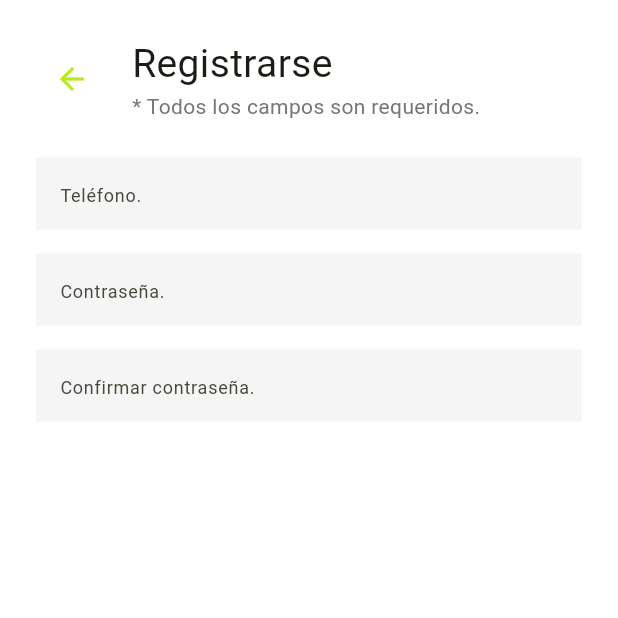
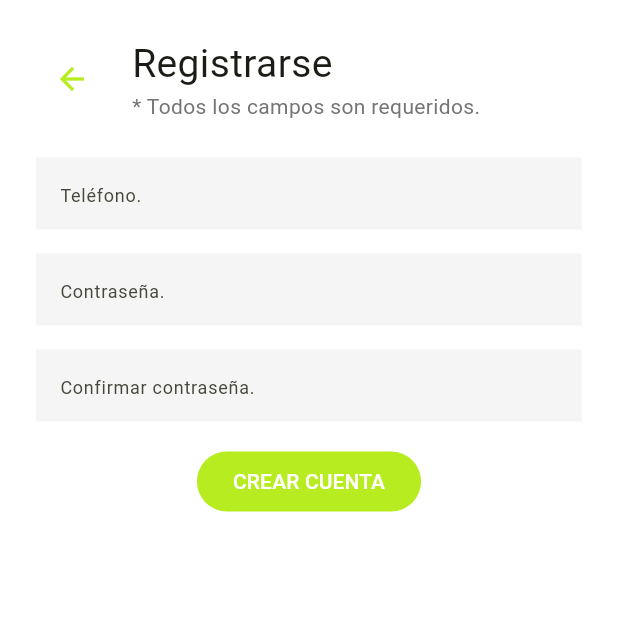
Before and after one commit to AngelPalomar/jugos_julia, a Flutter app: the screen it shows after launch, after a tap on "CREAR UNA CUENTA", on a phone screen of 412 x 824 dp, the top half of it. Run offline on Flutter 3.47's test engine with Material 3 defaults, Android fonts, the phone set to English and light mode, and no system bars; our stand-ins replace go_router.

Commit message:
Manejo de variables/estados.

```diff
--- a/lib/screens/public/login.dart
+++ b/lib/screens/public/login.dart
@@ -52,6 +52,7 @@ class _LoginState extends State<Login> {
               Column(
                 children: [
                   TextFormField(
+                    keyboardType: TextInputType.phone,
                     decoration: InputDecoration(
                       border: InputBorder.none,
                       filled: true,
@@ -63,6 +64,7 @@ class _LoginState extends State<Login> {
                   ),
                   const SizedBox(height: 16),
                   TextFormField(
+                    obscureText: true,
                     decoration: InputDecoration(
                       border: InputBorder.none,
                       filled: true,
--- a/lib/screens/public/signup.dart
+++ b/lib/screens/public/signup.dart
@@ -9,6 +9,11 @@ class Signup extends StatefulWidget {
 }
 
 class _SignupState extends State<Signup> {
+  final _signUpFormKey = GlobalKey<FormState>();
+  final phoneNumber = TextEditingController();
+  final password = TextEditingController();
+  final confirmPassword = TextEditingController();
+
   @override
   Widget build(BuildContext context) {
     Widget titleSection = Row(
@@ -42,9 +47,18 @@ class _SignupState extends State<Signup> {
     );
 
     Widget form = Form(
+      key: _signUpFormKey,
       child: Column(
         children: <Widget>[
           TextFormField(
+            controller: phoneNumber,
+            keyboardType: TextInputType.phone,
+            validator: (value) {
+              if (value == null || value.isEmpty) {
+                return 'Ingresa tu número celular.';
+              }
+              return null;
+            },
             decoration: InputDecoration(
               border: InputBorder.none,
               filled: true,
@@ -56,6 +70,16 @@ class _SignupState extends State<Signup> {
           ),
           const SizedBox(height: 16),
           TextFormField(
+            controller: password,
+            obscureText: true,
+            validator: (value) {
+              if (value == null || value.isEmpty) {
+                return 'Ingresa una contraseña';
+              } else if (value.length < 6) {
+                return 'Ingresa una contraseña de al menos 6 dígitos';
+              }
+              return null;
+            },
             decoration: InputDecoration(
               border: InputBorder.none,
               filled: true,
@@ -67,6 +91,15 @@ class _SignupState extends State<Signup> {
           ),
           const SizedBox(height: 16),
           TextFormField(
+            controller: confirmPassword,
+            obscureText: true,
+            validator: (value) {
+              if (value == null || value.isEmpty) {
+                return 'Confirma tu contraseña';
+              } else if (value != password.text) {
+                return 'Las contraseñas no coinciden.';
+              }
+            },
             decoration: InputDecoration(
               border: InputBorder.none,
               filled: true,
@@ -75,6 +108,20 @@ class _SignupState extends State<Signup> {
               hintText: "Confirmar contraseña.",
               hintStyle: const TextStyle(fontSize: 12),
             ),
+          ),
+          const SizedBox(height: 16),
+          FilledButton(
+            onPressed: () {
+              if (_signUpFormKey.currentState!.validate()) {
+                ScaffoldMessenger.of(context).showSnackBar(
+                  const SnackBar(content: Text('Processing Data')),
+                );
+              }
+            },
+            style: FilledButton.styleFrom(
+              backgroundColor: Theme.of(context).colorScheme.primary,
+            ),
+            child: const Text("CREAR CUENTA"),
           ),
         ],
       ),
```
